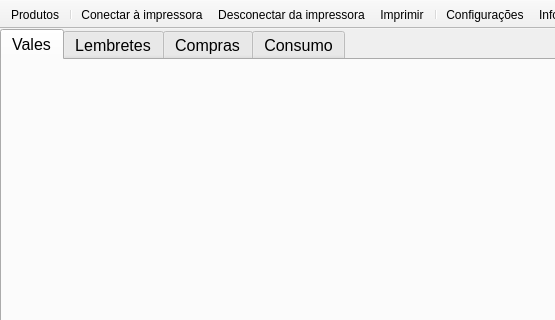
First picture: the form in mainwindow.ui, repository leidensj/BKVale, before the edit; both pictures show x 0 to 555 and y 0 to 320 of the 1000 by 600 pixel window.
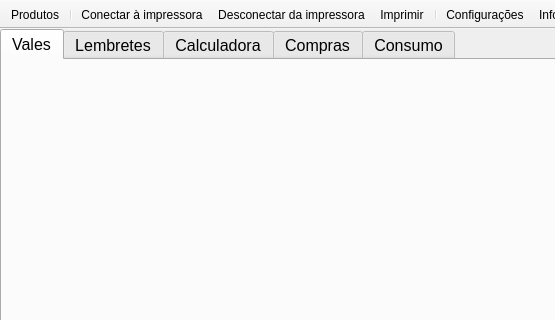
Second picture: the form after the edit. Icons and pictures are not drawn.

Commit message: productwidget sem .ui

Diff of the .ui file:
```diff
--- a/mainwindow.ui
+++ b/mainwindow.ui
@@ -85,6 +85,15 @@
        </attribute>
        <layout class="QVBoxLayout" name="verticalLayout_2"/>
       </widget>
+      <widget class="QWidget" name="tabCalculator">
+       <attribute name="icon">
+        <iconset resource="icons.qrc">
+         <normaloff>:/icons/res/calculator.png</normaloff>:/icons/res/calculator.png</iconset>
+       </attribute>
+       <attribute name="title">
+        <string>Calculadora</string>
+       </attribute>
+      </widget>
       <widget class="QWidget" name="tabShop">
        <attribute name="icon">
         <iconset resource="icons.qrc">
```
The commit also changes 6 other files.
